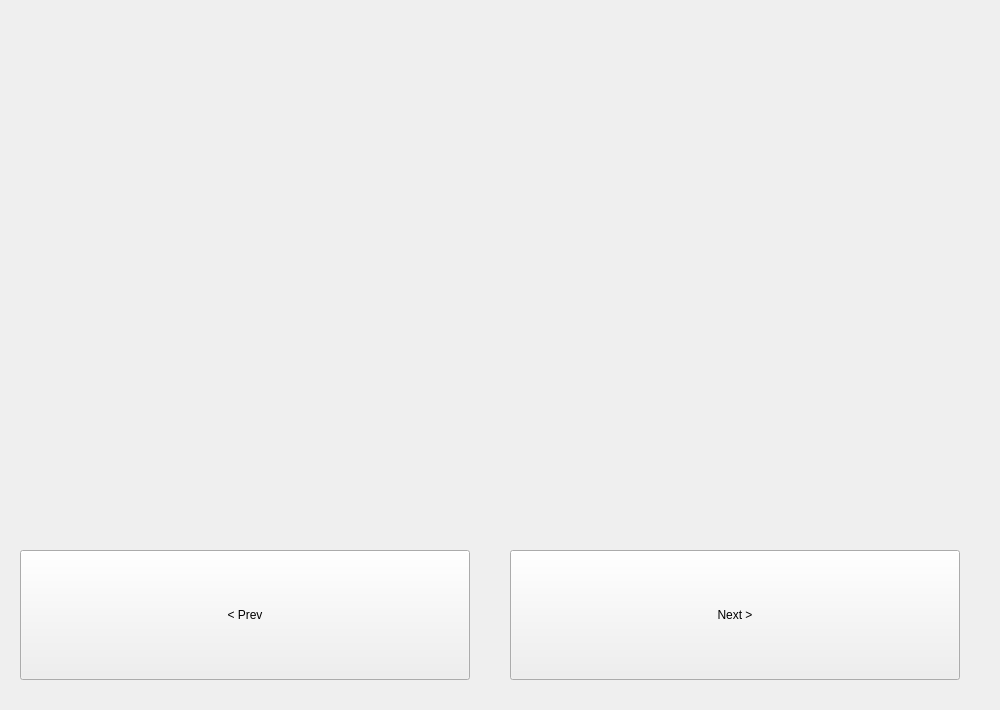
Qt form mesurement_height.ui (owo458/TempProject) before a commit.
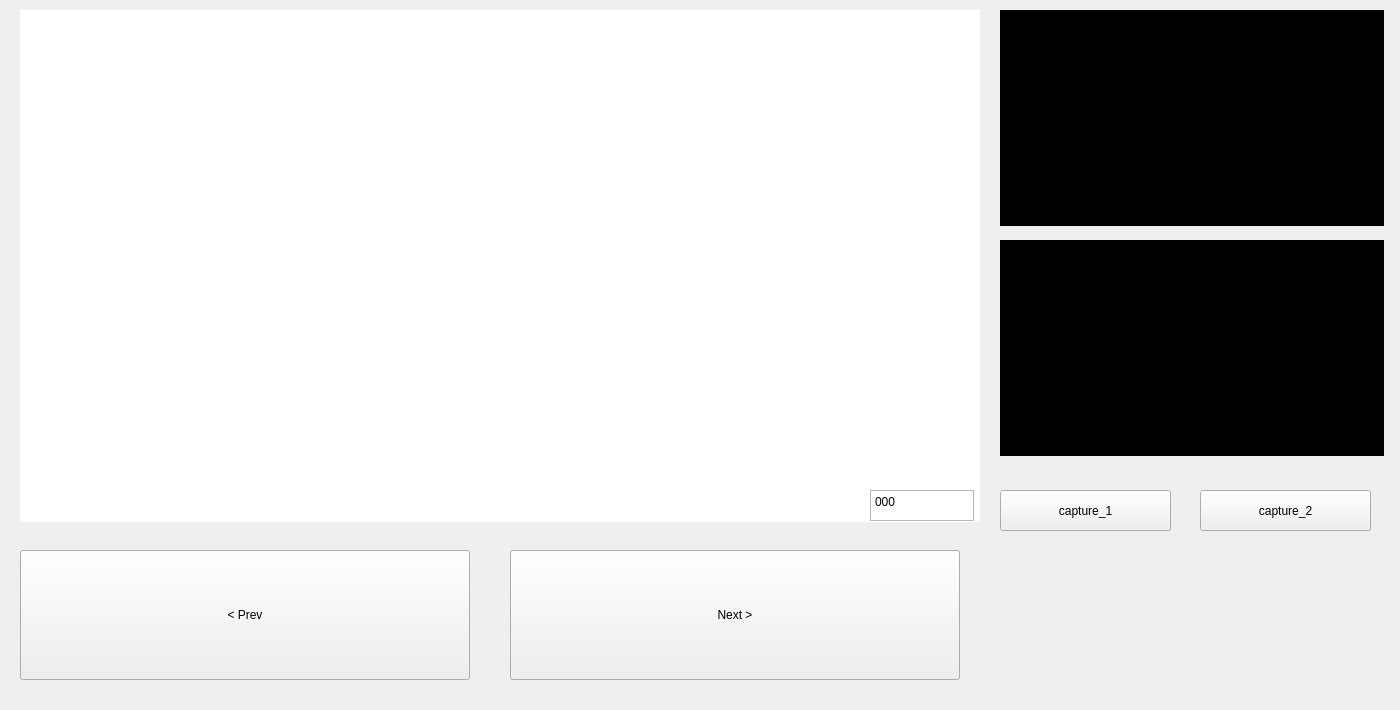
The same form after that commit.

The edit to the form file:
```diff
--- a/mesurement_height.ui
+++ b/mesurement_height.ui
@@ -6,7 +6,7 @@
    <rect>
     <x>0</x>
     <y>0</y>
-    <width>1000</width>
+    <width>1400</width>
     <height>710</height>
    </rect>
   </property>
@@ -48,6 +48,84 @@
      <height>512</height>
     </rect>
    </property>
+   <property name="styleSheet">
+    <string notr="true">background-color: rgb(255, 255, 255);</string>
+   </property>
+   <property name="text">
+    <string/>
+   </property>
+  </widget>
+  <widget class="QTextEdit" name="textEdit_value">
+   <property name="geometry">
+    <rect>
+     <x>870</x>
+     <y>490</y>
+     <width>104</width>
+     <height>31</height>
+    </rect>
+   </property>
+   <property name="html">
+    <string>&lt;!DOCTYPE HTML PUBLIC &quot;-//W3C//DTD HTML 4.0//EN&quot; &quot;http://www.w3.org/TR/REC-html40/strict.dtd&quot;&gt;
+&lt;html&gt;&lt;head&gt;&lt;meta name=&quot;qrichtext&quot; content=&quot;1&quot; /&gt;&lt;style type=&quot;text/css&quot;&gt;
+p, li { white-space: pre-wrap; }
+&lt;/style&gt;&lt;/head&gt;&lt;body style=&quot; font-family:'Sans Serif'; font-size:9pt; font-weight:400; font-style:normal;&quot;&gt;
+&lt;p style=&quot; margin-top:0px; margin-bottom:0px; margin-left:0px; margin-right:0px; -qt-block-indent:0; text-indent:0px;&quot;&gt;000&lt;/p&gt;&lt;/body&gt;&lt;/html&gt;</string>
+   </property>
+  </widget>
+  <widget class="QPushButton" name="pushButton_capture_1">
+   <property name="geometry">
+    <rect>
+     <x>1000</x>
+     <y>490</y>
+     <width>171</width>
+     <height>41</height>
+    </rect>
+   </property>
+   <property name="text">
+    <string>capture_1</string>
+   </property>
+  </widget>
+  <widget class="QPushButton" name="pushButton_capture_2">
+   <property name="geometry">
+    <rect>
+     <x>1200</x>
+     <y>490</y>
+     <width>171</width>
+     <height>41</height>
+    </rect>
+   </property>
+   <property name="text">
+    <string>capture_2</string>
+   </property>
+  </widget>
+  <widget class="QLabel" name="label_image_mini_1">
+   <property name="geometry">
+    <rect>
+     <x>1000</x>
+     <y>10</y>
+     <width>384</width>
+     <height>216</height>
+    </rect>
+   </property>
+   <property name="styleSheet">
+    <string notr="true">background-color: rgb(0,0,0);</string>
+   </property>
+   <property name="text">
+    <string/>
+   </property>
+  </widget>
+  <widget class="QLabel" name="label_image_mini_2">
+   <property name="geometry">
+    <rect>
+     <x>1000</x>
+     <y>240</y>
+     <width>384</width>
+     <height>216</height>
+    </rect>
+   </property>
+   <property name="styleSheet">
+    <string notr="true">background-color: rgb(0,0,0);</string>
+   </property>
    <property name="text">
     <string/>
    </property>
@@ -55,6 +133,11 @@
   <zorder>label_image</zorder>
   <zorder>pushButton</zorder>
   <zorder>pushButton_2</zorder>
+  <zorder>textEdit_value</zorder>
+  <zorder>pushButton_capture_1</zorder>
+  <zorder>pushButton_capture_2</zorder>
+  <zorder>label_image_mini_1</zorder>
+  <zorder>label_image_mini_2</zorder>
  </widget>
  <resources/>
  <connections/>
```
